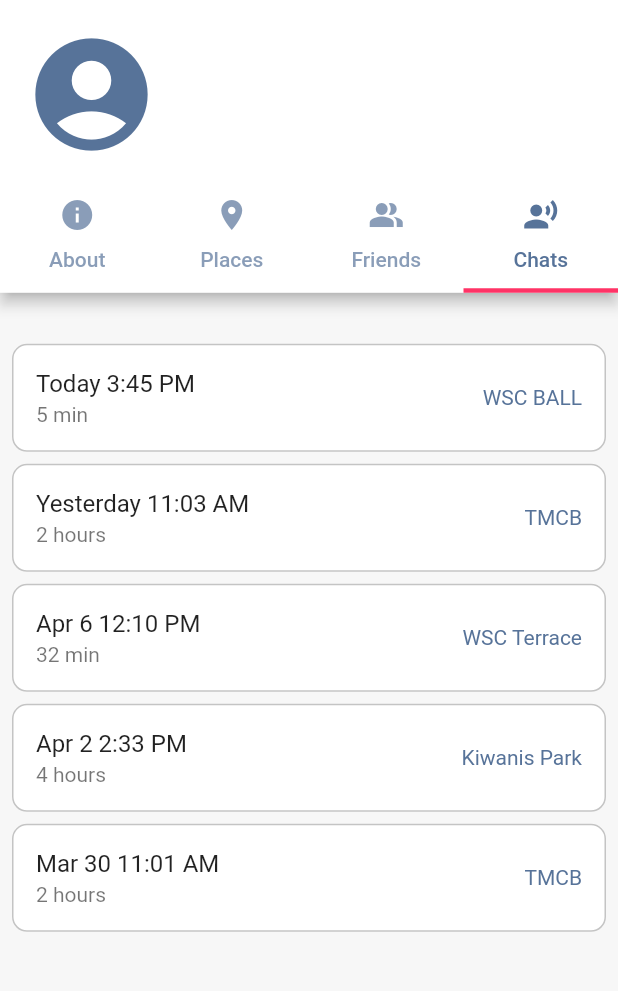
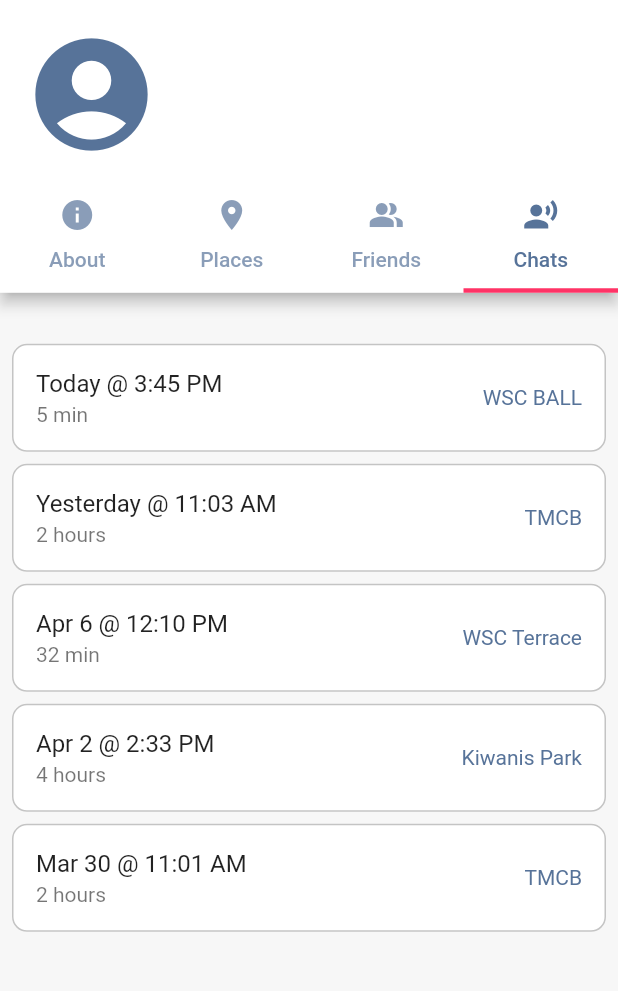
Before and after one commit to brighamband/irecognize, a Flutter app: the PersonPage screen opened directly with empty values, tab 4 chosen, on a phone screen of 412 x 824 dp, the part 60-1051 px from its top. Run offline on Flutter 3.47's test engine with Material 2 defaults, Android fonts, the phone set to English and light mode, and no system bars; network calls fail.

```diff
--- a/lib/utils/constants.dart
+++ b/lib/utils/constants.dart
@@ -180,11 +180,11 @@ List<PlacesModel> PLACES_LIST = [
 ];
 
 List<ChatModel> CHATS_LIST = [
-  ChatModel("5 min", 'Today 3:45 PM', "WSC BALL", BASIC_CONVO),
-  ChatModel("2 hours", "Yesterday 11:03 AM", "TMCB", BASIC_CONVO),
-  ChatModel("32 min", "Apr 6 12:10 PM", "WSC Terrace", BASIC_CONVO),
-  ChatModel("4 hours", "Apr 2 2:33 PM", "Kiwanis Park", BASIC_CONVO),
-  ChatModel("2 hours", "Mar 30 11:01 AM", "TMCB", BASIC_CONVO),
+  ChatModel("5 min", 'Today @ 3:45 PM', "WSC BALL", BASIC_CONVO),
+  ChatModel("2 hours", "Yesterday @ 11:03 AM", "TMCB", BASIC_CONVO),
+  ChatModel("32 min", "Apr 6 @ 12:10 PM", "WSC Terrace", BASIC_CONVO),
+  ChatModel("4 hours", "Apr 2 @ 2:33 PM", "Kiwanis Park", BASIC_CONVO),
+  ChatModel("2 hours", "Mar 30 @ 11:01 AM", "TMCB", BASIC_CONVO),
 ];
 
 List<StatelessWidget> BASIC_CONVO = const [
```
